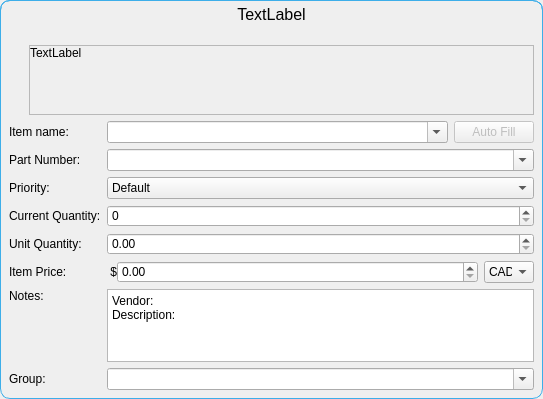
Above: ui/add_item_dialog.ui from TheCodingJsoftware/Invigo before the change. Below: the same form after it.
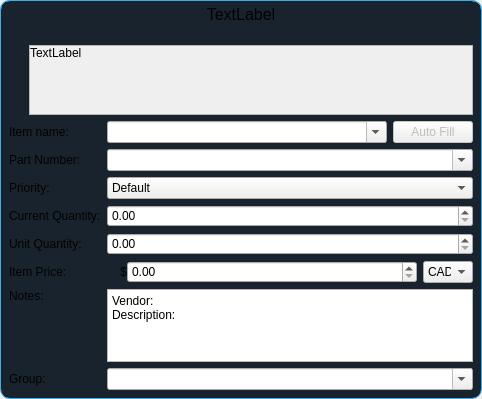
That is the form after the change.

What changed in the file:
```diff
--- a/ui/add_item_dialog.ui
+++ b/ui/add_item_dialog.ui
@@ -6,7 +6,7 @@
    <rect>
     <x>0</x>
     <y>0</y>
-    <width>543</width>
+    <width>482</width>
     <height>399</height>
    </rect>
   </property>
@@ -44,6 +44,7 @@
 	border-top-right-radius:10px;
 	border-bottom-right-radius:10px;
 	border: 1px solid  #3daee9;
+	background-color: #19232D;
 }</string>
      </property>
      <layout class="QVBoxLayout" name="verticalLayout_3" stretch="0,0">
@@ -151,7 +152,7 @@
               <rect>
                <x>0</x>
                <y>0</y>
-               <width>493</width>
+               <width>432</width>
                <height>69</height>
               </rect>
              </property>
@@ -241,7 +242,7 @@
              <widget class="QLabel" name="label_9">
               <property name="maximumSize">
                <size>
-                <width>10</width>
+                <width>20</width>
                 <height>16777215</height>
                </size>
               </property>
@@ -404,16 +405,6 @@
             </property>
            </widget>
           </item>
-          <item row="3" column="3">
-           <widget class="QSpinBox" name="spinBox_current_quantity">
-            <property name="accelerated">
-             <bool>true</bool>
-            </property>
-            <property name="maximum">
-             <number>9999999</number>
-            </property>
-           </widget>
-          </item>
           <item row="5" column="0">
            <widget class="QLabel" name="label_5">
             <property name="text">
@@ -469,6 +460,13 @@
             </property>
            </widget>
           </item>
+          <item row="3" column="3">
+           <widget class="QDoubleSpinBox" name="spinBox_current_quantity">
+            <property name="maximum">
+             <double>999999999.000000000000000</double>
+            </property>
+           </widget>
+          </item>
          </layout>
         </item>
         <item>
```
